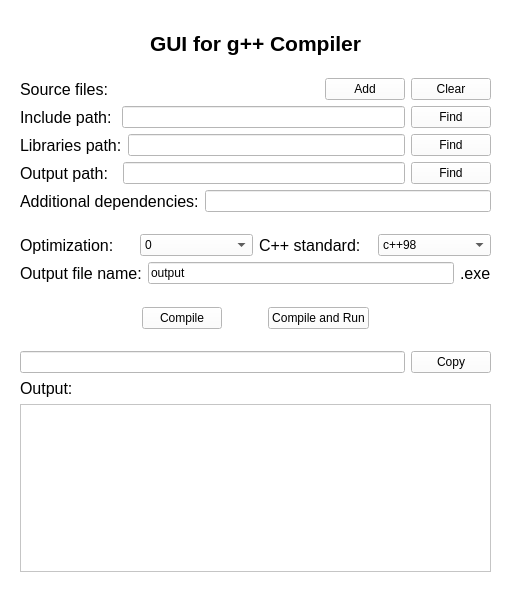
Old version of the form mainwindow.ui in the repository CosmoSt4r/gui-gpp.
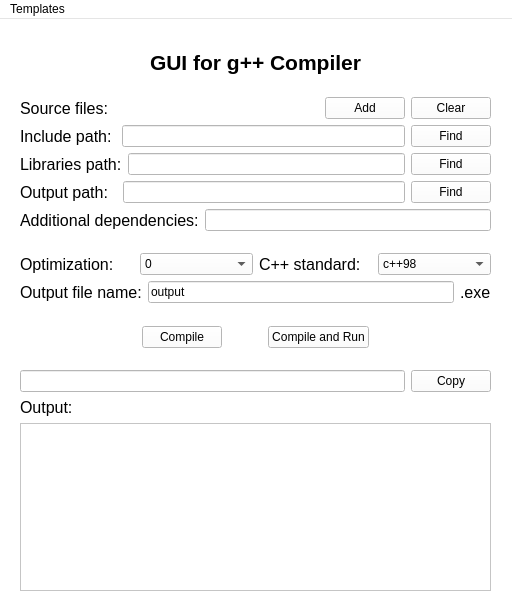
New version of the form.

Commit message: Templates initialized

What changed in the file:
```diff
--- a/mainwindow.ui
+++ b/mainwindow.ui
@@ -956,6 +956,34 @@
     </layout>
    </widget>
   </widget>
+  <widget class="QMenuBar" name="menuBar">
+   <property name="geometry">
+    <rect>
+     <x>0</x>
+     <y>0</y>
+     <width>512</width>
+     <height>20</height>
+    </rect>
+   </property>
+   <widget class="QMenu" name="menuTemplates">
+    <property name="title">
+     <string>Templates</string>
+    </property>
+    <addaction name="actionSave"/>
+    <addaction name="actionDelete"/>
+   </widget>
+   <addaction name="menuTemplates"/>
+  </widget>
+  <action name="actionSave">
+   <property name="text">
+    <string>Save</string>
+   </property>
+  </action>
+  <action name="actionDelete">
+   <property name="text">
+    <string>Delete</string>
+   </property>
+  </action>
  </widget>
  <resources/>
  <connections/>
```
The commit also changes 2 other files.
